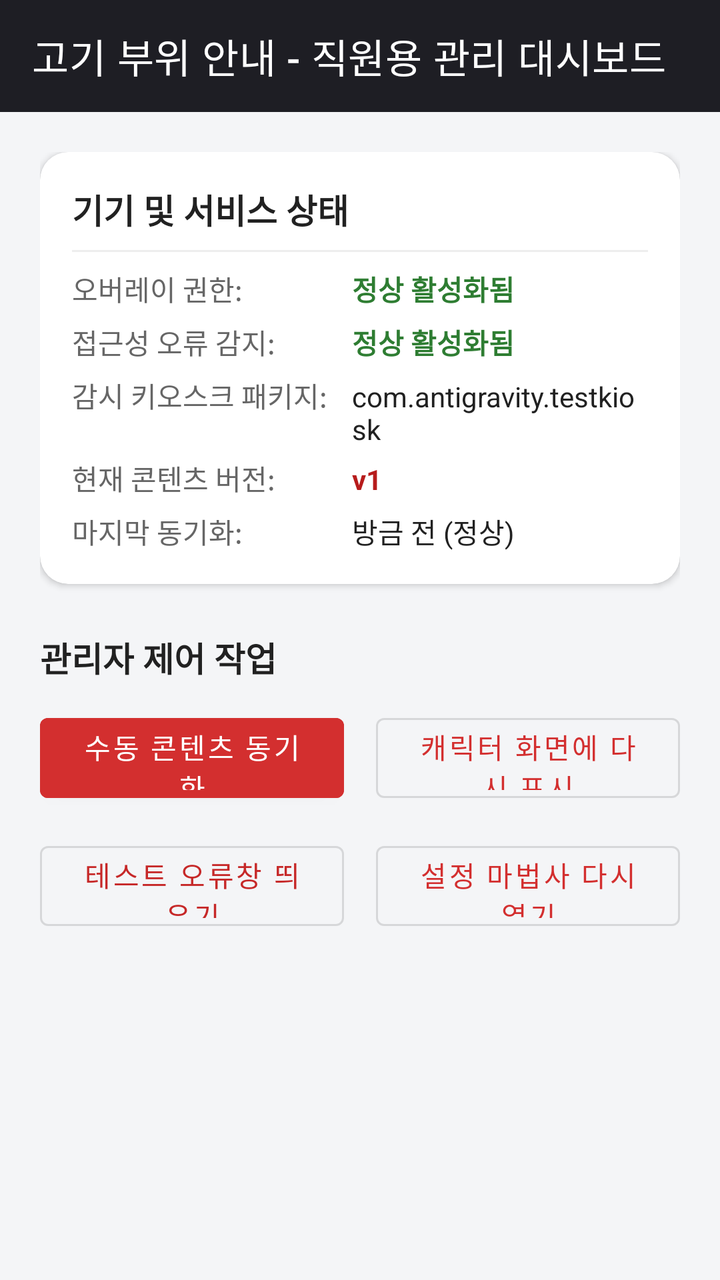
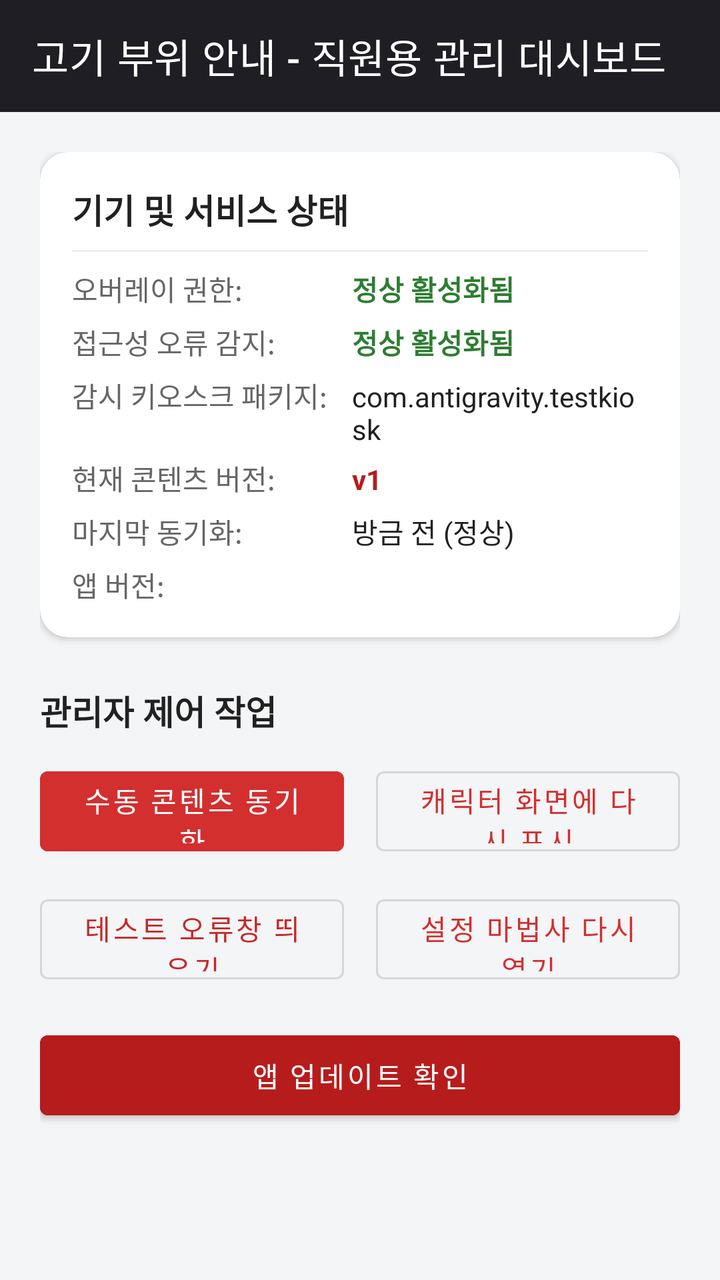

Compare the two renders of this Android layout. The source of the first and the diff that turns it into the second are given below.
<!-- AndroidManifest.xml: application theme Theme.MeatGuideOverlay -->
<!-- res/layout/activity_staff_dashboard.xml -->
<?xml version="1.0" encoding="utf-8"?>
<LinearLayout xmlns:android="http://schemas.android.com/apk/res/android"
    xmlns:app="http://schemas.android.com/apk/res-auto"
    android:layout_width="match_parent"
    android:layout_height="match_parent"
    android:background="#F4F5F7"
    android:orientation="vertical">

    <com.google.android.material.appbar.MaterialToolbar
        android:id="@+id/toolbar"
        android:layout_width="match_parent"
        android:layout_height="?attr/actionBarSize"
        android:background="@color/surface_dark"
        app:title="@string/dashboard_title"
        app:titleTextColor="@color/text_light" />

    <ScrollView
        android:layout_width="match_parent"
        android:layout_height="match_parent"
        android:padding="20dp">

        <LinearLayout
            android:layout_width="match_parent"
            android:layout_height="wrap_content"
            android:orientation="vertical">

            
            <androidx.cardview.widget.CardView
                android:layout_width="match_parent"
                android:layout_height="wrap_content"
                android:layout_marginBottom="16dp"
                app:cardCornerRadius="14dp"
                app:cardElevation="2dp">

                <LinearLayout
                    android:layout_width="match_parent"
                    android:layout_height="wrap_content"
                    android:orientation="vertical"
                    android:padding="16dp">

                    <TextView
                        android:layout_width="wrap_content"
                        android:layout_height="wrap_content"
                        android:text="기기 및 서비스 상태"
                        android:textColor="@color/text_primary"
                        android:textSize="17sp"
                        android:textStyle="bold" />

                    <View
                        android:layout_width="match_parent"
                        android:layout_height="1dp"
                        android:layout_marginTop="8dp"
                        android:layout_marginBottom="8dp"
                        android:background="#EEEEEE" />

                    
                    <LinearLayout
                        android:layout_width="match_parent"
                        android:layout_height="wrap_content"
                        android:orientation="horizontal"
                        android:layout_marginBottom="6dp">
                        <TextView
                            android:layout_width="140dp"
                            android:layout_height="wrap_content"
                            android:text="오버레이 권한:"
                            android:textColor="@color/text_secondary" />
                        <TextView
                            android:id="@+id/tvDashOverlayStatus"
                            android:layout_width="wrap_content"
                            android:layout_height="wrap_content"
                            android:text="@string/status_granted"
                            android:textColor="@color/status_success"
                            android:textStyle="bold" />
                    </LinearLayout>

                    <LinearLayout
                        android:layout_width="match_parent"
                        android:layout_height="wrap_content"
                        android:orientation="horizontal"
                        android:layout_marginBottom="6dp">
                        <TextView
                            android:layout_width="140dp"
                            android:layout_height="wrap_content"
                            android:text="접근성 오류 감지:"
                            android:textColor="@color/text_secondary" />
                        <TextView
                            android:id="@+id/tvDashAccessibilityStatus"
                            android:layout_width="wrap_content"
                            android:layout_height="wrap_content"
                            android:text="@string/status_granted"
                            android:textColor="@color/status_success"
                            android:textStyle="bold" />
                    </LinearLayout>

                    <LinearLayout
                        android:layout_width="match_parent"
                        android:layout_height="wrap_content"
                        android:orientation="horizontal"
                        android:layout_marginBottom="6dp">
                        <TextView
                            android:layout_width="140dp"
                            android:layout_height="wrap_content"
                            android:text="감시 키오스크 패키지:"
                            android:textColor="@color/text_secondary" />
                        <TextView
                            android:id="@+id/tvDashKioskPackage"
                            android:layout_width="wrap_content"
                            android:layout_height="wrap_content"
                            android:text="com.antigravity.testkiosk"
                            android:textColor="@color/text_primary" />
                    </LinearLayout>

                    <LinearLayout
                        android:layout_width="match_parent"
                        android:layout_height="wrap_content"
                        android:orientation="horizontal"
                        android:layout_marginBottom="6dp">
                        <TextView
                            android:layout_width="140dp"
                            android:layout_height="wrap_content"
                            android:text="현재 콘텐츠 버전:"
                            android:textColor="@color/text_secondary" />
                        <TextView
                            android:id="@+id/tvDashContentVersion"
                            android:layout_width="wrap_content"
                            android:layout_height="wrap_content"
                            android:text="v1"
                            android:textColor="@color/brand_primary_dark"
                            android:textStyle="bold" />
                    </LinearLayout>

                    <LinearLayout
                        android:layout_width="match_parent"
                        android:layout_height="wrap_content"
                        android:orientation="horizontal">
                        <TextView
                            android:layout_width="140dp"
                            android:layout_height="wrap_content"
                            android:text="마지막 동기화:"
                            android:textColor="@color/text_secondary" />
                        <TextView
                            android:id="@+id/tvDashLastSync"
                            android:layout_width="wrap_content"
                            android:layout_height="wrap_content"
                            android:text="방금 전 (정상)"
                            android:textColor="@color/text_primary" />
                    </LinearLayout>
                </LinearLayout>
            </androidx.cardview.widget.CardView>

            
            <TextView
                android:layout_width="wrap_content"
                android:layout_height="wrap_content"
                android:layout_marginTop="8dp"
                android:layout_marginBottom="12dp"
                android:text="관리자 제어 작업"
                android:textColor="@color/text_primary"
                android:textSize="17sp"
                android:textStyle="bold" />

            <LinearLayout
                android:layout_width="match_parent"
                android:layout_height="wrap_content"
                android:orientation="horizontal"
                android:layout_marginBottom="12dp">

                <Button
                    android:id="@+id/btnDashSyncNow"
                    style="@style/Widget.MaterialComponents.Button"
                    android:layout_width="0dp"
                    android:layout_height="52dp"
                    android:layout_weight="1"
                    android:layout_marginEnd="8dp"
                    android:backgroundTint="@color/brand_primary"
                    android:text="@string/btn_sync_now" />

                <Button
                    android:id="@+id/btnDashShowCharacter"
                    style="@style/Widget.MaterialComponents.Button.OutlinedButton"
                    android:layout_width="0dp"
                    android:layout_height="52dp"
                    android:layout_weight="1"
                    android:layout_marginStart="8dp"
                    android:text="@string/btn_show_character" />
            </LinearLayout>

            <LinearLayout
                android:layout_width="match_parent"
                android:layout_height="wrap_content"
                android:orientation="horizontal"
                android:layout_marginBottom="16dp">

                <Button
                    android:id="@+id/btnDashTestError"
                    style="@style/Widget.MaterialComponents.Button.OutlinedButton"
                    android:layout_width="0dp"
                    android:layout_height="52dp"
                    android:layout_weight="1"
                    android:layout_marginEnd="8dp"
                    android:textColor="@color/status_error"
                    android:text="@string/btn_test_error_dialog" />

                <Button
                    android:id="@+id/btnDashReRunWizard"
                    style="@style/Widget.MaterialComponents.Button.OutlinedButton"
                    android:layout_width="0dp"
                    android:layout_height="52dp"
                    android:layout_weight="1"
                    android:layout_marginStart="8dp"
                    android:text="설정 마법사 다시 열기" />
            </LinearLayout>

        </LinearLayout>
    </ScrollView>
</LinearLayout>
<!-- resources referenced by this layout -->
<resources>
  <color name="brand_primary">#D32F2F</color>
  <color name="brand_primary_dark">#B71C1C</color>
  <color name="status_error">#C62828</color>
  <color name="status_success">#2E7D32</color>
  <color name="surface_dark">#1E1E24</color>
  <color name="text_light">#FFFFFF</color>
  <color name="text_primary">#212121</color>
  <color name="text_secondary">#666666</color>
  <string name="btn_show_character">캐릭터 화면에 다시 표시</string>
  <string name="btn_sync_now">수동 콘텐츠 동기화</string>
  <string name="btn_test_error_dialog">테스트 오류창 띄우기</string>
  <string name="dashboard_title">고기 부위 안내 - 직원용 관리 대시보드</string>
  <string name="status_granted">정상 활성화됨</string>
  <style name="Theme.MeatGuideOverlay" parent="Theme.MaterialComponents.DayNight.NoActionBar">
          
          <item name="colorPrimary">@color/brand_primary</item>
          <item name="colorPrimaryVariant">@color/brand_primary_dark</item>
          <item name="colorOnPrimary">@color/text_light</item>
          
          <item name="colorSecondary">@color/brand_secondary</item>
          <item name="colorSecondaryVariant">@color/brand_accent</item>
          <item name="colorOnSecondary">@color/text_light</item>
          
          <item name="android:statusBarColor">@color/surface_dark</item>
          <item name="android:navigationBarColor">@color/surface_dark</item>
      </style>
  <color name="brand_secondary">#FF6F00</color>
  <color name="brand_accent">#FF8A65</color>
</resources>

<!-- the commit's change to res/layout/activity_staff_dashboard.xml (unified diff, before → after) -->
@@ -145,6 +145,24 @@
                             android:text="방금 전 (정상)"
                             android:textColor="@color/text_primary" />
                     </LinearLayout>
+
+                    <LinearLayout
+                        android:layout_width="match_parent"
+                        android:layout_height="wrap_content"
+                        android:layout_marginTop="6dp"
+                        android:orientation="horizontal">
+                        <TextView
+                            android:layout_width="140dp"
+                            android:layout_height="wrap_content"
+                            android:text="앱 버전:"
+                            android:textColor="@color/text_secondary" />
+                        <TextView
+                            android:id="@+id/tvDashAppVersion"
+                            android:layout_width="wrap_content"
+                            android:layout_height="wrap_content"
+                            android:textColor="@color/brand_primary_dark"
+                            android:textStyle="bold" />
+                    </LinearLayout>
                 </LinearLayout>
             </androidx.cardview.widget.CardView>
 
@@ -211,6 +229,15 @@
                     android:text="설정 마법사 다시 열기" />
             </LinearLayout>
 
+            <Button
+                android:id="@+id/btnDashCheckUpdate"
+                style="@style/Widget.MaterialComponents.Button"
+                android:layout_width="match_parent"
+                android:layout_height="52dp"
+                android:layout_marginBottom="16dp"
+                android:backgroundTint="@color/brand_primary_dark"
+                android:text="@string/btn_check_update" />
+
         </LinearLayout>
     </ScrollView>
 </LinearLayout>
<!-- resource entries referenced after the edit -->
@@ -8,6 +8,7 @@
   <color name="text_light">#FFFFFF</color>
   <color name="text_primary">#212121</color>
   <color name="text_secondary">#666666</color>
+  <string name="btn_check_update">앱 업데이트 확인</string>
   <string name="btn_show_character">캐릭터 화면에 다시 표시</string>
   <string name="btn_sync_now">수동 콘텐츠 동기화</string>
   <string name="btn_test_error_dialog">테스트 오류창 띄우기</string>
